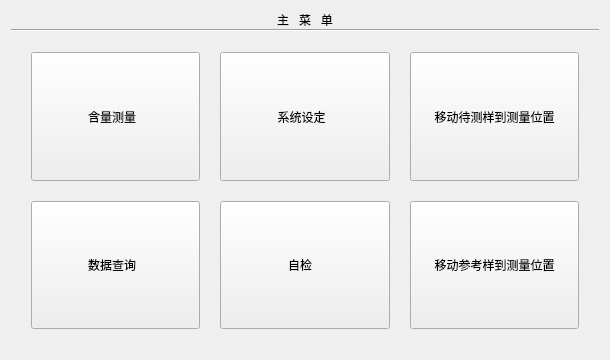
Before: the Qt Designer form widget.ui in urielyan/kairen_ok335xs, drawn with Qt 5.
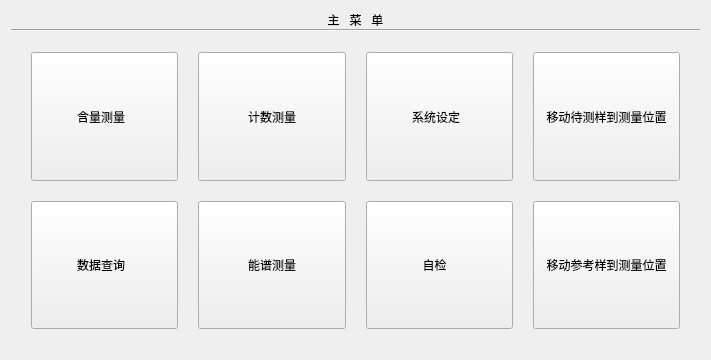
After: the same form once the commit is applied. Custom widgets are drawn as their Qt base class.

```diff
--- a/widget.ui
+++ b/widget.ui
@@ -6,7 +6,7 @@
    <rect>
     <x>0</x>
     <y>0</y>
-    <width>610</width>
+    <width>711</width>
     <height>360</height>
    </rect>
   </property>
@@ -106,7 +106,7 @@
          </property>
         </widget>
        </item>
-       <item row="1" column="2">
+       <item row="1" column="3">
         <widget class="QPushButton" name="b6">
          <property name="sizePolicy">
           <sizepolicy hsizetype="Minimum" vsizetype="Minimum">
@@ -128,7 +128,7 @@
          </property>
         </widget>
        </item>
-       <item row="0" column="1">
+       <item row="0" column="2">
         <widget class="QPushButton" name="b3">
          <property name="sizePolicy">
           <sizepolicy hsizetype="Minimum" vsizetype="Minimum">
@@ -150,29 +150,7 @@
          </property>
         </widget>
        </item>
-       <item row="1" column="1">
-        <widget class="QPushButton" name="b5">
-         <property name="sizePolicy">
-          <sizepolicy hsizetype="Minimum" vsizetype="Minimum">
-           <horstretch>0</horstretch>
-           <verstretch>0</verstretch>
-          </sizepolicy>
-         </property>
-         <property name="text">
-          <string>   自检      </string>
-         </property>
-         <property name="autoDefault">
-          <bool>false</bool>
-         </property>
-         <property name="default">
-          <bool>false</bool>
-         </property>
-         <property name="flat">
-          <bool>false</bool>
-         </property>
-        </widget>
-       </item>
-       <item row="0" column="2">
+       <item row="0" column="3">
         <widget class="QPushButton" name="b4">
          <property name="sizePolicy">
           <sizepolicy hsizetype="Minimum" vsizetype="Minimum">
@@ -194,6 +172,54 @@
          </property>
         </widget>
        </item>
+       <item row="1" column="2">
+        <widget class="QPushButton" name="b5">
+         <property name="sizePolicy">
+          <sizepolicy hsizetype="Minimum" vsizetype="Minimum">
+           <horstretch>0</horstretch>
+           <verstretch>0</verstretch>
+          </sizepolicy>
+         </property>
+         <property name="text">
+          <string>   自检      </string>
+         </property>
+         <property name="autoDefault">
+          <bool>false</bool>
+         </property>
+         <property name="default">
+          <bool>false</bool>
+         </property>
+         <property name="flat">
+          <bool>false</bool>
+         </property>
+        </widget>
+       </item>
+       <item row="0" column="1">
+        <widget class="QPushButton" name="countMeasurementButton">
+         <property name="sizePolicy">
+          <sizepolicy hsizetype="Minimum" vsizetype="Minimum">
+           <horstretch>0</horstretch>
+           <verstretch>0</verstretch>
+          </sizepolicy>
+         </property>
+         <property name="text">
+          <string>计数测量</string>
+         </property>
+        </widget>
+       </item>
+       <item row="1" column="1">
+        <widget class="QPushButton" name="spectrumMeasurementButton">
+         <property name="sizePolicy">
+          <sizepolicy hsizetype="Minimum" vsizetype="Minimum">
+           <horstretch>0</horstretch>
+           <verstretch>0</verstretch>
+          </sizepolicy>
+         </property>
+         <property name="text">
+          <string>能谱测量</string>
+         </property>
+        </widget>
+       </item>
       </layout>
      </item>
      <item>
```
Left out of the diff: 11 changed lines with no effect on the pictures.
